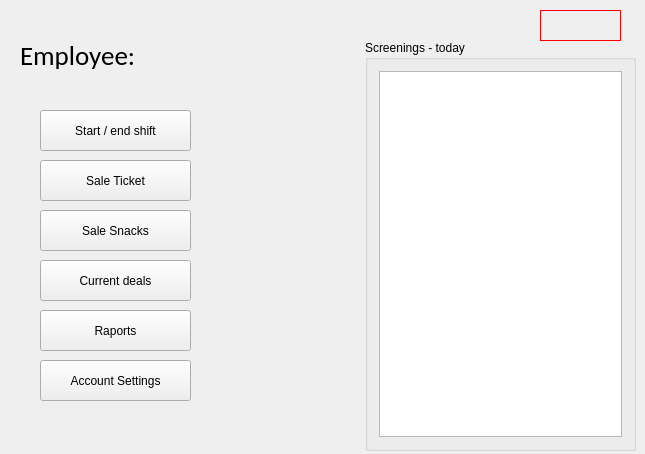
Above: EmployeePage.ui from JustKoshi/QTCinemaProject before the change. Below: the same form after it.
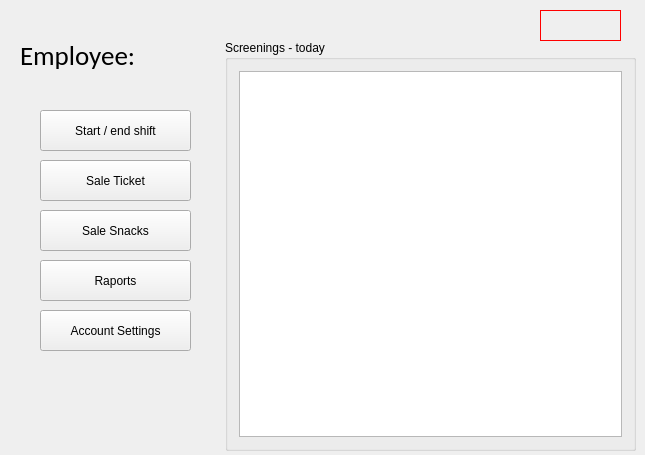
That is the form after the change.

Diff of the .ui file:
```diff
--- a/EmployeePage.ui
+++ b/EmployeePage.ui
@@ -7,7 +7,7 @@
     <x>0</x>
     <y>0</y>
     <width>645</width>
-    <height>454</height>
+    <height>455</height>
    </rect>
   </property>
   <property name="windowTitle">
@@ -93,9 +93,9 @@
    <widget class="QGroupBox" name="groupBox">
     <property name="geometry">
      <rect>
-      <x>365</x>
+      <x>225</x>
       <y>40</y>
-      <width>271</width>
+      <width>411</width>
       <height>411</height>
      </rect>
     </property>
@@ -130,7 +130,7 @@
     <property name="geometry">
      <rect>
       <x>40</x>
-      <y>360</y>
+      <y>310</y>
       <width>151</width>
       <height>41</height>
      </rect>
@@ -148,24 +148,6 @@
     <property name="geometry">
      <rect>
       <x>40</x>
-      <y>310</y>
-      <width>151</width>
-      <height>41</height>
-     </rect>
-    </property>
-    <property name="font">
-     <font>
-      <pointsize>9</pointsize>
-     </font>
-    </property>
-    <property name="text">
-     <string>Raports</string>
-    </property>
-   </widget>
-   <widget class="QPushButton" name="pushButton_current_deals">
-    <property name="geometry">
-     <rect>
-      <x>40</x>
       <y>260</y>
       <width>151</width>
       <height>41</height>
@@ -177,7 +159,7 @@
      </font>
     </property>
     <property name="text">
-     <string>Current deals</string>
+     <string>Raports</string>
     </property>
    </widget>
   </widget>
```
